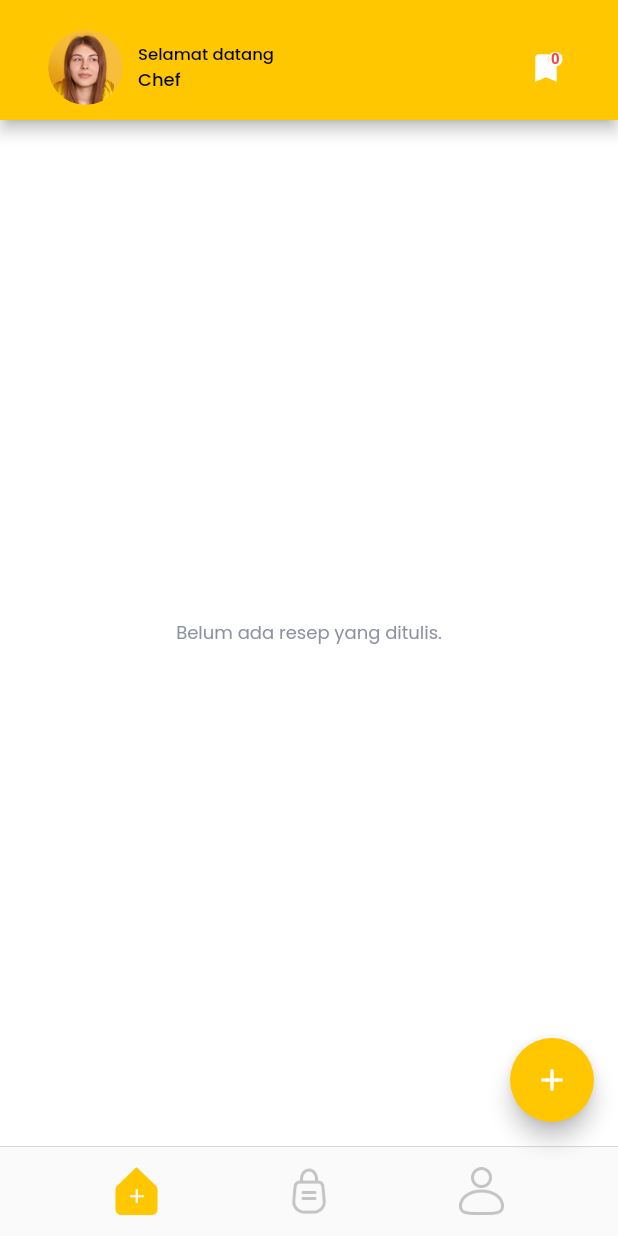
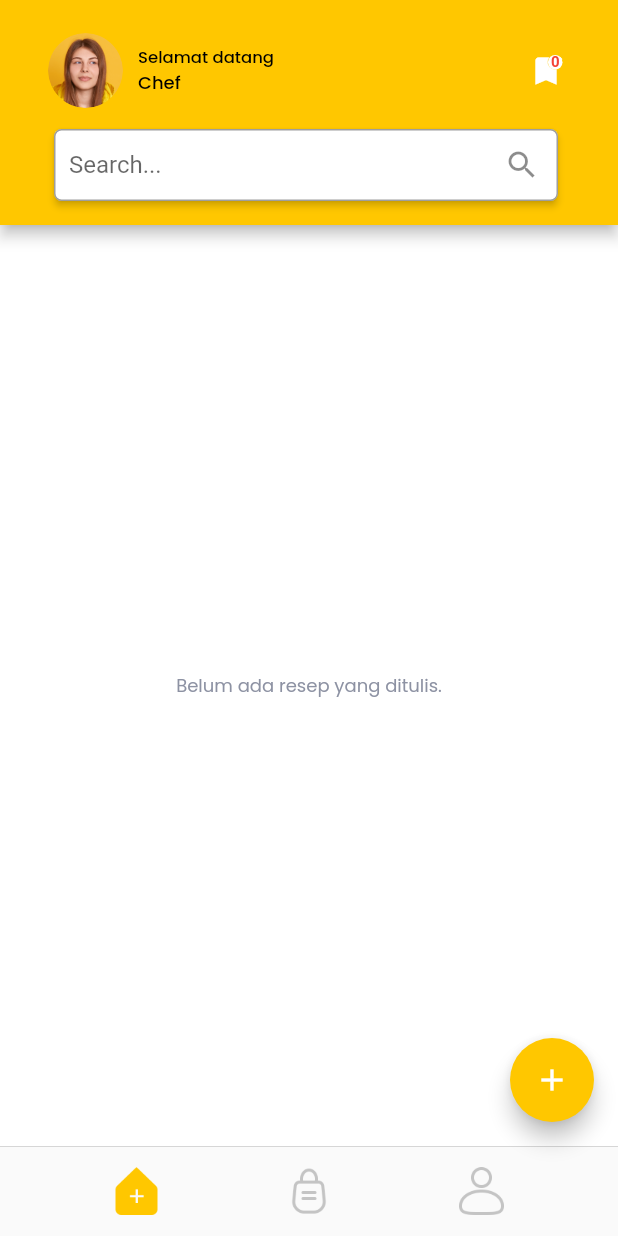
Before and after one commit to ahmadaliffauzan27/Miniproject-Alterra---Aplikasi-Resep-Makanan, a Flutter app: the screen it shows after launch, after a tap on "Daftar", on a phone screen of 412 x 824 dp. Run offline on Flutter 3.47's test engine with Material 2 defaults, Android fonts, the phone set to English and light mode, and no system bars; our stand-ins replace carousel_slider, file_picker, google_fonts, image_picker, shared_preferences, sqflite and 1 more; accounts and stored records are empty; network calls fail.

Commit message:
add search feature

```diff
--- a/lib/model/resep_model_api.dart
+++ b/lib/model/resep_model_api.dart
@@ -25,4 +25,6 @@ class ResepApi {
       imageUrl: json['strMealThumb'] ?? '',
     );
   }
+
+  static fromMap(Map<String, Object?> c) {}
 }
--- a/lib/view_model/recipe_provider.dart
+++ b/lib/view_model/recipe_provider.dart
@@ -56,4 +56,9 @@ class RecipeManager extends ChangeNotifier {
     favoriteManager.removeFavorite(resep);
     notifyListeners();
   }
+
+  Future<void> searchData(String keyword) async {
+    _reseps = await _dbHelper.searchData(keyword);
+    notifyListeners();
+  }
 }
--- a/lib/views/screens/home/home_screen.dart
+++ b/lib/views/screens/home/home_screen.dart
@@ -69,6 +69,7 @@ class _ResepHomeState extends State<ResepHome> {
 
   @override
   Widget build(BuildContext context) {
+    final provider = Provider.of<RecipeManager>(context, listen: false);
     return Scaffold(
       appBar: AppBar(
         title: Column(
@@ -79,7 +80,9 @@ class _ResepHomeState extends State<ResepHome> {
                   left: 16, top: 50, right: 20, bottom: 10),
               child: Align(
                 alignment: Alignment.topLeft,
-                child: Row(
+                child: Column(
+                  children: [
+                    Row(
                       children: [
                         SizedBox(
                           width: 50,
@@ -135,8 +138,8 @@ class _ResepHomeState extends State<ResepHome> {
                                   child: Consumer<RecipeManager>(
                                     builder: (context, provider, child) {
                                       return Text(
-                                    provider
-                                        .favoriteManager.favoriteRecipes.length
+                                        provider.favoriteManager.favoriteRecipes
+                                            .length
                                             .toString(),
                                         style: const TextStyle(
                                           fontSize: 10,
@@ -153,6 +156,31 @@ class _ResepHomeState extends State<ResepHome> {
                         ),
                       ],
                     ),
+                    const SizedBox(
+                      height: 10,
+                    ),
+                    Card(
+                      shadowColor: mainColor,
+                      elevation: 2,
+                      shape: RoundedRectangleBorder(
+                          borderRadius: BorderRadius.circular(5)),
+                      child: TextFormField(
+                        onChanged: (value) {
+                          provider.searchData(value);
+                        },
+                        decoration: InputDecoration(
+                          contentPadding: const EdgeInsets.symmetric(
+                              vertical: 10, horizontal: 10),
+                          suffixIcon: const Icon(Icons.search),
+                          hintText: 'Search...',
+                          border: OutlineInputBorder(
+                            borderRadius: BorderRadius.circular(5),
+                          ),
+                        ),
+                      ),
+                    ),
+                  ],
+                ),
               ),
             ),
             const SizedBox(
@@ -160,7 +188,7 @@ class _ResepHomeState extends State<ResepHome> {
             ),
           ],
         ),
-        toolbarHeight: 80,
+        toolbarHeight: 150,
         backgroundColor: mainColor,
       ),
       backgroundColor: Colors.white,
```
Also changed, not shown: lib/model/database_helper.dart (+9 -0 lines). Lines whose indentation alone changed are shown as unchanged.
